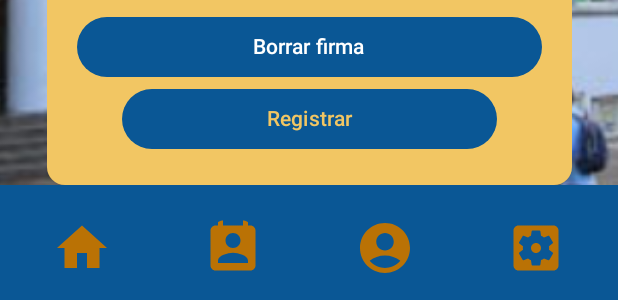
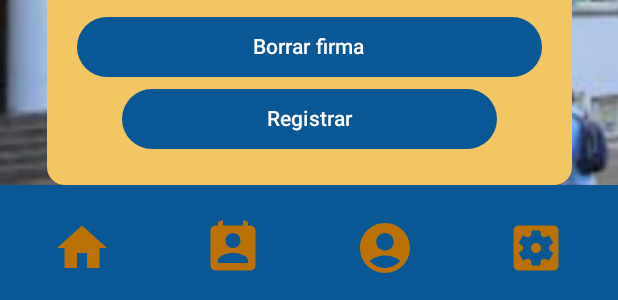
Before and after one commit to codemains-s/Sistema-de-Informacion-de-Salas, an Android app built with Jetpack Compose: the @Preview function PreviewMainScreenScreen, scrolled down 306 dp, on a phone screen of 412 x 824 dp. Shown: the part 931-1231 px from the top of the screen. Run offline under Robolectric (Android 15) with nearby library versions, the phone set to English and light mode, and no system bars.

Commit message:
cambios en registrar horas

```diff
--- a/sis/app/src/main/java/com/example/sis/views/RegistrarHorasView.kt
+++ b/sis/app/src/main/java/com/example/sis/views/RegistrarHorasView.kt
@@ -65,6 +65,7 @@ fun RegistrarHorasView(
     var path by remember { mutableStateOf(Path()) }
     var points by remember { mutableStateOf(listOf<Offset>()) }
     var shouldRedraw by remember { mutableStateOf(false) }
+    var horasCumplidas by remember { mutableStateOf("") } // Text de horas cumplidas
 
     LaunchedEffect(Unit) {
     }
@@ -134,9 +135,6 @@ fun RegistrarHorasView(
                         )
                         Spacer(modifier = Modifier.height(15.dp))
 
-                        // Text de horas cumplidas
-                        var horasCumplidas by remember { mutableStateOf("0") } // Inica con valor de 0
-
                         Text(
                             text = "Horas cumplidas",
                             color = Color.Black,
@@ -145,20 +143,17 @@ fun RegistrarHorasView(
                         OutlinedTextField(
                             value = horasCumplidas,
                             onValueChange = { newValue ->
-                                // Si el nuevo valor está vacío, coloca "0"
                                 horasCumplidas = when {
-                                    newValue.isEmpty() -> "0"
+                                    newValue.isEmpty() -> ""
                                     newValue.all { it.isDigit() } && newValue.length <= 3 -> {
-                                        // Si el valor actual es "0", reemplázalo con el nuevo valor numérico ingresado
-                                        if (horasCumplidas == "0") newValue.trimStart('0') else newValue
+                                        newValue.trimStart('0')
                                     }
-
-                                    else -> horasCumplidas // Mantén el valor actual si no cumple con las condiciones
+                                    else -> horasCumplidas
                                 }
                             },
                             modifier = Modifier.fillMaxWidth(),
                             keyboardOptions = KeyboardOptions.Default.copy(
-                                keyboardType = KeyboardType.Number // Solo muestra el teclado numérico
+                                keyboardType = KeyboardType.Number
                             )
                         )
                         Spacer(modifier = Modifier.height(15.dp))
@@ -175,18 +170,10 @@ fun RegistrarHorasView(
                             value = descripcion,
                             onValueChange = { descripcion = it },
                             modifier = Modifier.fillMaxWidth()
-                            /*
-                             colors = OutlinedTextFieldDefaults.colors(
-                                 focusedBorderColor = Color(0xFFF2C663),
-                                 unfocusedBorderColor = Color.Gray
-                             )*/
                         )
                         Spacer(modifier = Modifier.height(15.dp))
 
 
-                        /*
-                            Este es un campo de pruebas modificar
-                         */
                         var isChecked by remember { mutableStateOf(false) }
 
                         Row(
@@ -310,10 +297,7 @@ fun RegistrarHorasView(
                                 .fillMaxWidth()
                                 .padding(horizontal = 30.dp)
                         ) {
-                            Text(
-                                text = "Registrar",
-                                color = Color(0xFFF2C663)
-                            )
+                            Text(text = "Registrar")
                         }
                     }
                 }
```
